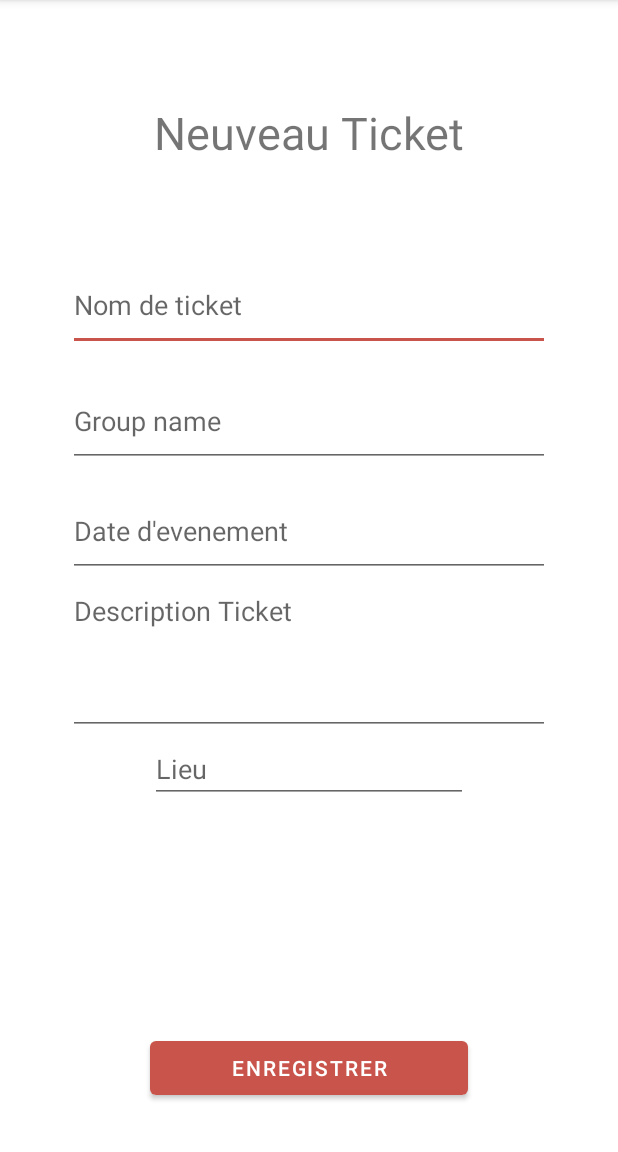
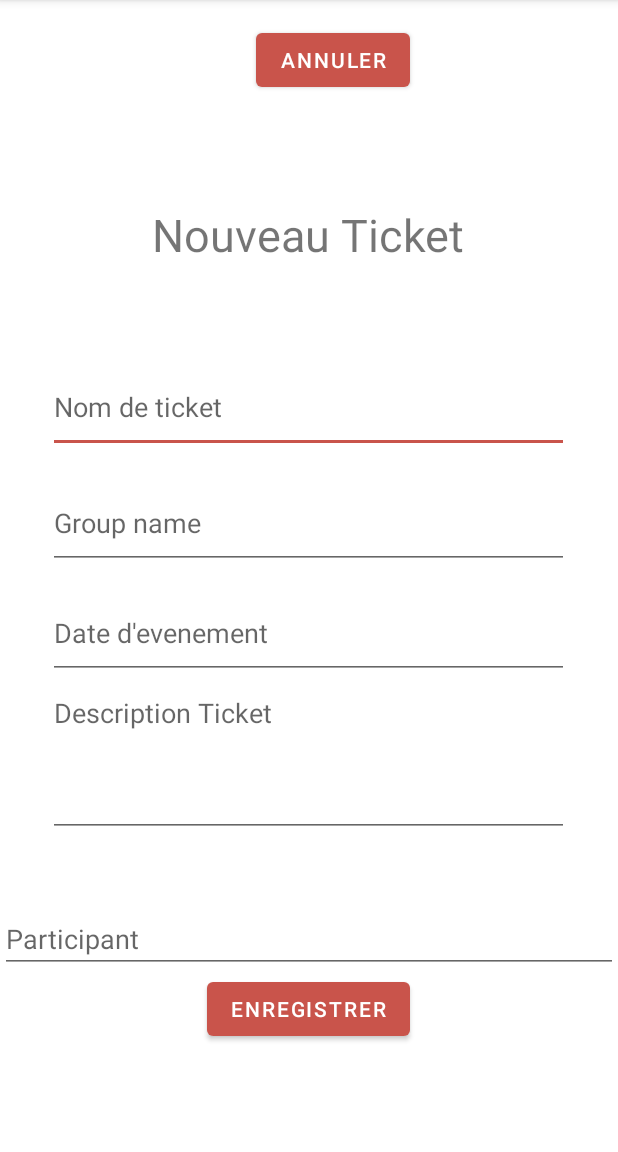
Before and after one commit to BeatlesBOB/Appytodo, an Android app: the activity_ticket_registre screen opened directly, with no data from a screen before it, on a phone screen of 412 x 824 dp, the part 84-1236 px from its top. Run offline under Robolectric (Android 15) with nearby library versions, the phone set to English and light mode, and no system bars; our stand-ins replace Firebase (no records; nobody signed in at launch, a user with empty details on screens opened directly); Roboto replaces fonts that are not available here.

Commit message:
Participant

```diff
--- a/TestFireBase-master/app/src/main/res/layout/activity_ticket_registre.xml
+++ b/TestFireBase-master/app/src/main/res/layout/activity_ticket_registre.xml
@@ -1,46 +1,46 @@
 <?xml version="1.0" encoding="utf-8"?>
-<androidx.constraintlayout.widget.ConstraintLayout xmlns:android="http://schemas.android.com/apk/res/android"
-    xmlns:app="http://schemas.android.com/apk/res-auto"
+<androidx.core.widget.NestedScrollView xmlns:app="http://schemas.android.com/apk/res-auto"
     xmlns:tools="http://schemas.android.com/tools"
+    xmlns:android="http://schemas.android.com/apk/res/android"
     android:layout_width="match_parent"
     android:layout_height="match_parent"
     tools:context=".activity_ticket_registre">
+    <LinearLayout
+        android:layout_width="match_parent"
+        android:layout_height="match_parent"
+        android:gravity="center"
+        android:orientation="vertical">
 
         <Button
-        android:id="@+id/btn_save"
-        android:layout_width="0dp"
+            android:id="@+id/btn_cancel"
+            android:layout_width="wrap_content"
             android:layout_height="wrap_content"
-        android:layout_marginStart="100dp"
-        android:layout_marginEnd="100dp"
-        android:layout_marginBottom="32dp"
-        android:onClick="Registre"
-        android:text="Enregistrer"
-        app:layout_constraintBottom_toBottomOf="parent"
-        app:layout_constraintEnd_toEndOf="parent"
-        app:layout_constraintStart_toStartOf="parent" />
+            android:layout_marginStart="16dp"
+            android:layout_marginTop="16dp"
+            android:onClick="Back"
+            android:text="Annuler"
+            app:layout_constraintStart_toStartOf="parent"
+            app:layout_constraintTop_toTopOf="parent" />
+
+
 
         <TextView
             android:id="@+id/textView4"
-        android:layout_width="0dp"
+            android:layout_width="wrap_content"
             android:layout_height="wrap_content"
-        android:layout_marginStart="80dp"
-        android:layout_marginTop="68dp"
-        android:layout_marginEnd="80dp"
-        android:text="Neuveau Ticket"
-        android:textAlignment="center"
+            android:layout_marginTop="72dp"
+            android:text="Nouveau Ticket"
             android:textSize="30sp"
             app:layout_constraintEnd_toEndOf="parent"
-        app:layout_constraintHorizontal_bias="0.0"
+            app:layout_constraintHorizontal_bias="0.509"
             app:layout_constraintStart_toStartOf="parent"
             app:layout_constraintTop_toTopOf="parent" />
 
         <EditText
             android:id="@+id/nomTicket"
-        android:layout_width="0dp"
+            android:layout_width="347dp"
             android:layout_height="61dp"
-        android:layout_marginStart="45dp"
             android:layout_marginTop="64dp"
-        android:layout_marginEnd="45dp"
             android:ems="10"
             android:hint="Nom de ticket"
             android:inputType="textPersonName"
@@ -50,11 +50,9 @@
 
         <EditText
             android:id="@+id/groupTicket"
-        android:layout_width="0dp"
+            android:layout_width="347dp"
             android:layout_height="61dp"
-        android:layout_marginStart="45dp"
             android:layout_marginTop="16dp"
-        android:layout_marginEnd="45dp"
             android:ems="10"
             android:hint="Group name"
             android:inputType="textPersonName"
@@ -64,11 +62,9 @@
 
         <EditText
             android:id="@+id/dateTicket"
-        android:layout_width="0dp"
+            android:layout_width="347dp"
             android:layout_height="61dp"
-        android:layout_marginStart="45dp"
             android:layout_marginTop="12dp"
-        android:layout_marginEnd="45dp"
             android:ems="10"
             android:hint="Date d'evenement"
             android:inputType="textPersonName"
@@ -78,10 +74,8 @@
 
         <EditText
             android:id="@+id/descriptionTicket"
-        android:layout_width="0dp"
+            android:layout_width="347dp"
             android:layout_height="105dp"
-        android:layout_marginStart="45dp"
-        android:layout_marginEnd="45dp"
             android:ems="10"
             android:gravity="start|top"
             android:hint="Description Ticket"
@@ -103,4 +97,26 @@
         app:layout_constraintStart_toStartOf="parent"
         app:layout_constraintTop_toBottomOf="@+id/descriptionTicket" />
 
-</androidx.constraintlayout.widget.ConstraintLayout>
+        <EditText
+            android:id="@+id/participantTicket"
+            android:layout_width="match_parent"
+            android:layout_height="wrap_content"
+            android:ems="10"
+            android:hint="Participant"
+            android:inputType="textPersonName"
+            app:layout_constraintEnd_toEndOf="parent"
+            app:layout_constraintStart_toStartOf="parent"
+            app:layout_constraintTop_toBottomOf="@+id/lieuTicket" />
+        <Button
+            android:id="@+id/btn_save"
+            android:layout_width="wrap_content"
+            android:layout_height="wrap_content"
+            android:layout_marginBottom="32dp"
+            android:onClick="Registre"
+            android:text="Enregistrer"
+            app:layout_constraintBottom_toBottomOf="parent"
+            app:layout_constraintEnd_toEndOf="parent"
+            app:layout_constraintStart_toStartOf="parent" />
+
+    </LinearLayout>
+</androidx.core.widget.NestedScrollView>
```
Also changed, not shown: TestFireBase-master/app/src/main/java/com/example/testfirebase/activity_ticket_registre.java (+43 -8 lines), TestFireBase-master/app/src/main/java/com/example/testfirebase/ui/home/HomeFragment.java (+23 -0 lines), TestFireBase-master/app/src/main/java/com/example/testfirebase/ExtendTicket.java (line endings or trailing spaces). Lines whose indentation alone changed are shown as unchanged.
